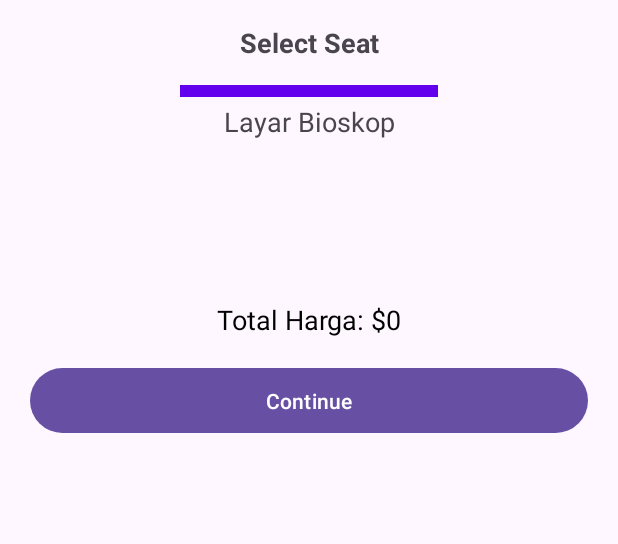
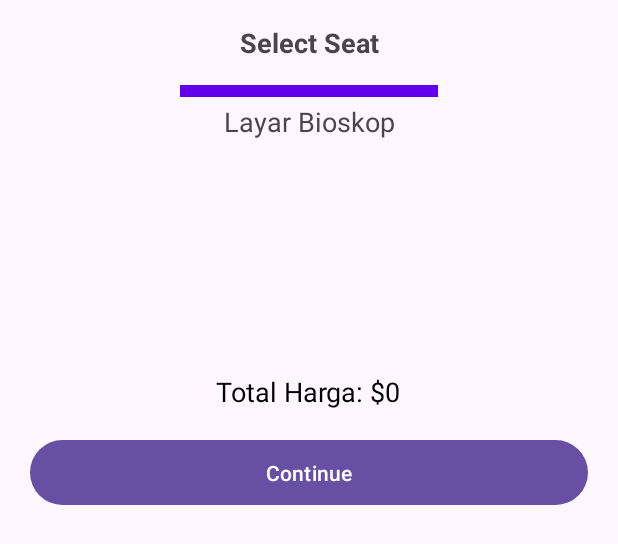
Before and after one commit to diasoy/cinemaease, an Android app: the layout activity_seat_selector.xml on its own in the app's theme, with its tools: preview values and no code run, on a phone screen of 412 x 824 dp. Shown: the top 544 px of the screen. Run offline under Robolectric (Android 15) with nearby library versions, the phone set to English and light mode, and no system bars.

Commit message:
fix : seatselector

```diff
--- a/app/src/main/res/layout/activity_seat_selector.xml
+++ b/app/src/main/res/layout/activity_seat_selector.xml
@@ -47,16 +47,21 @@
 
         <GridLayout
             android:id="@+id/seat_grid_left"
-            app:layout_constraintEnd_toStartOf="@id/guideline_vertical"
-            app:layout_constraintStart_toStartOf="parent"
-            app:layout_constraintTop_toBottomOf="@id/view_screen"
             android:layout_width="0dp"
             android:layout_height="wrap_content"
             android:layout_marginStart="20dp"
-            android:layout_marginTop="120dp"
+            android:layout_marginTop="80dp"
             android:layout_marginEnd="8dp"
             android:columnCount="4"
-            android:rowCount="8" />
+            android:rowCount="8"
+            app:layout_constraintEnd_toStartOf="@id/guideline_vertical"
+            app:layout_constraintHorizontal_bias="0.0"
+            app:layout_constraintStart_toStartOf="parent"
+            app:layout_constraintTop_toBottomOf="@id/view_screen">
+
+            <!-- Add seat buttons programmatically in the activity -->
+
+        </GridLayout>
 
         <androidx.constraintlayout.widget.Guideline
             android:id="@+id/guideline_vertical"
@@ -67,28 +72,32 @@
 
         <GridLayout
             android:id="@+id/seat_grid_right"
-            app:layout_constraintEnd_toEndOf="parent"
-            app:layout_constraintStart_toEndOf="@id/guideline_vertical"
-            app:layout_constraintTop_toBottomOf="@id/view_screen"
             android:layout_width="0dp"
             android:layout_height="wrap_content"
             android:layout_marginStart="8dp"
-            android:layout_marginTop="120dp"
+            android:layout_marginTop="80dp"
             android:layout_marginEnd="20dp"
             android:columnCount="4"
-            android:rowCount="8" />
+            android:rowCount="8"
+            app:layout_constraintEnd_toEndOf="parent"
+            app:layout_constraintHorizontal_bias="0.0"
+            app:layout_constraintStart_toEndOf="@id/guideline_vertical"
+            app:layout_constraintTop_toBottomOf="@id/view_screen">
+
+        </GridLayout>
 
         <TextView
             android:id="@+id/tv_total_price"
-            app:layout_constraintEnd_toEndOf="parent"
-            app:layout_constraintStart_toStartOf="parent"
-            app:layout_constraintTop_toBottomOf="@id/seat_grid_right"
             android:layout_width="wrap_content"
             android:layout_height="wrap_content"
-            android:layout_marginTop="16dp"
+            android:layout_marginTop="104dp"
             android:text="@string/total_price_0"
             android:textColor="@android:color/black"
-            android:textSize="18sp" />
+            android:textSize="18sp"
+            app:layout_constraintEnd_toEndOf="parent"
+            app:layout_constraintHorizontal_bias="0.498"
+            app:layout_constraintStart_toStartOf="parent"
+            app:layout_constraintTop_toBottomOf="@id/seat_grid_right" />
 
         <Button
             android:id="@+id/btn_continue"
--- /dev/null
+++ b/app/src/main/res/values/dimens.xml
@@ -0,0 +1,4 @@
+<resources>
+    <dimen name="seat_button_size">32dp</dimen>
+    <dimen name="seat_button_margin">4dp</dimen>
+</resources>
```
Also changed, not shown: app/src/main/java/com/example/cineeaseapp/screen/SeatSelectorScreen.kt (+9 -3 lines).
